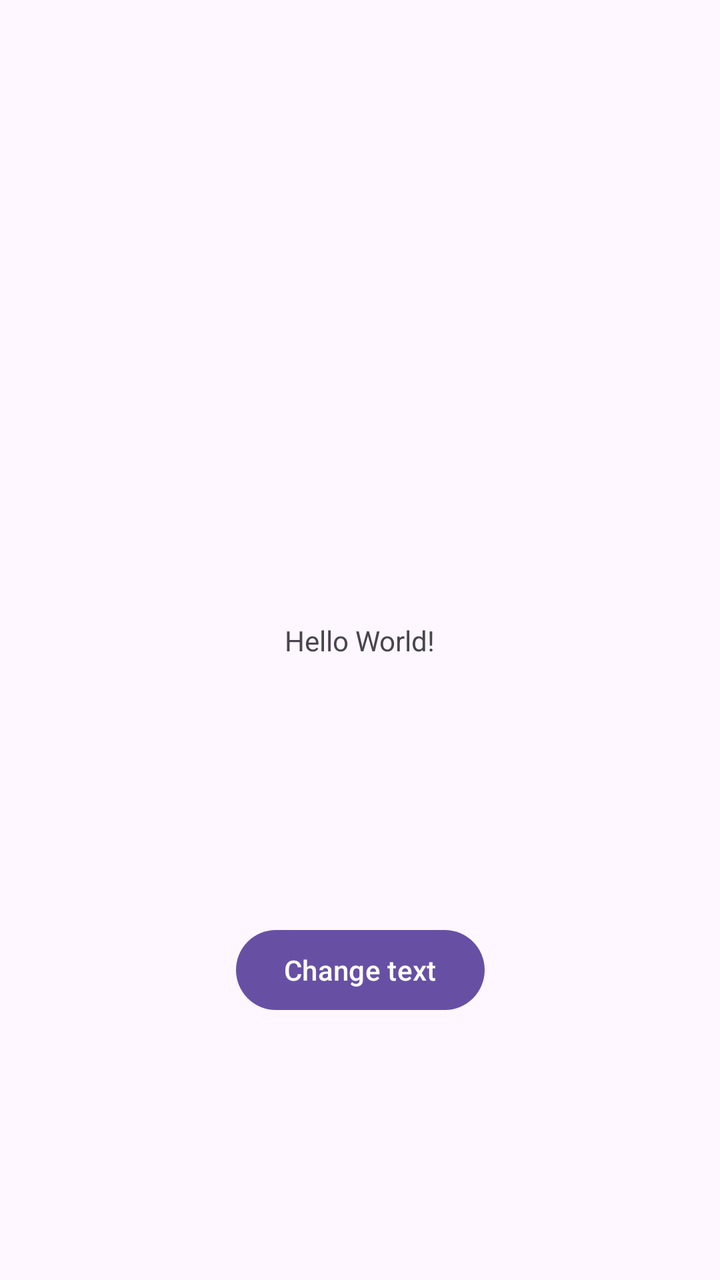
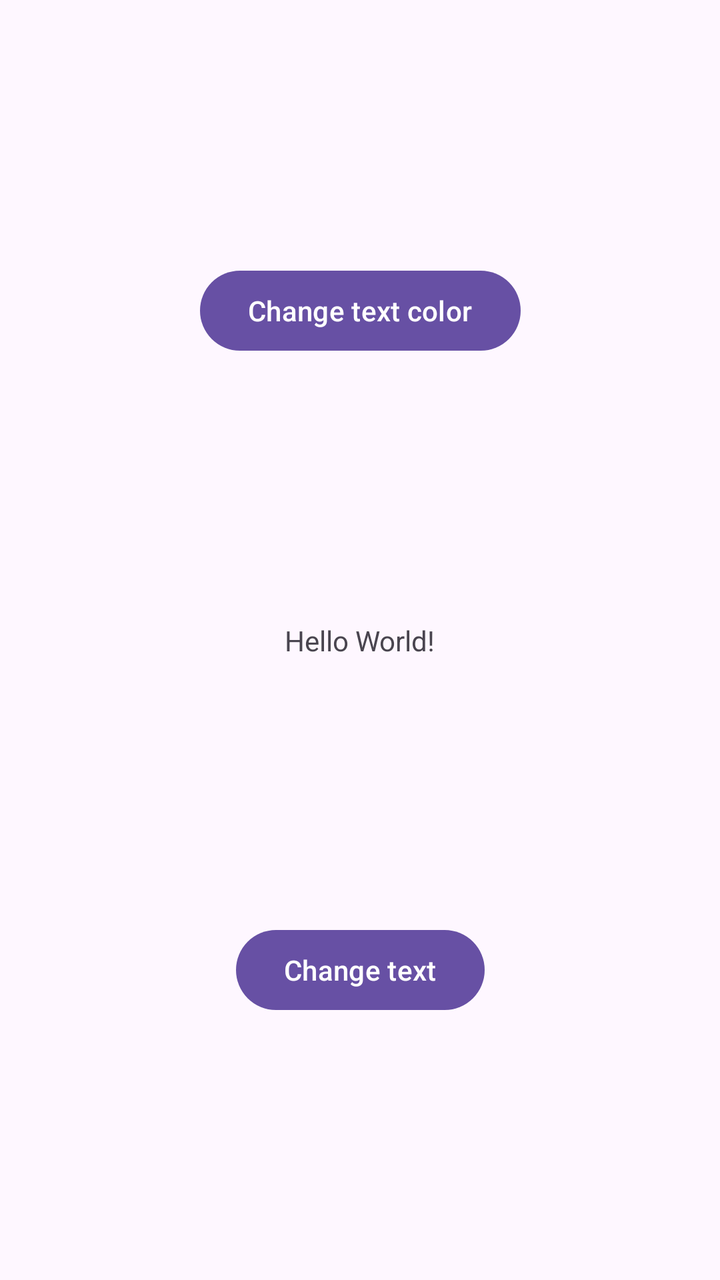

The first picture is an Android layout as it rendered before a commit; the second is the same layout after the commit. The layout source and the unified diff follow.
<!-- AndroidManifest.xml: application theme Theme.Praktinis_1 -->
<!-- res/layout/activity_main.xml -->
<?xml version="1.0" encoding="utf-8"?>
<androidx.constraintlayout.widget.ConstraintLayout xmlns:android="http://schemas.android.com/apk/res/android"
    xmlns:app="http://schemas.android.com/apk/res-auto"
    xmlns:tools="http://schemas.android.com/tools"
    android:id="@+id/main"
    android:layout_width="match_parent"
    android:layout_height="match_parent"
    tools:context=".MainActivity">

    <TextView
        android:id="@+id/tvMain"
        android:layout_width="wrap_content"
        android:layout_height="wrap_content"
        android:text="Hello World!"
        app:layout_constraintBottom_toBottomOf="parent"
        app:layout_constraintEnd_toEndOf="parent"
        app:layout_constraintStart_toStartOf="parent"
        app:layout_constraintTop_toTopOf="parent" />

    <Button
        android:id="@+id/button"
        android:layout_width="wrap_content"
        android:layout_height="wrap_content"
        android:text="Change text"
        android:onClick="changeText"
        app:layout_constraintBottom_toBottomOf="parent"
        app:layout_constraintEnd_toEndOf="parent"
        app:layout_constraintStart_toStartOf="parent"
        app:layout_constraintTop_toBottomOf="@+id/tvMain" />

</androidx.constraintlayout.widget.ConstraintLayout>
<!-- resources referenced by this layout -->
<resources>
  <style name="Theme.Praktinis_1" parent="Base.Theme.Praktinis_1" />
  <style name="Base.Theme.Praktinis_1" parent="Theme.Material3.DayNight.NoActionBar">
          
          
      </style>
</resources>

<!-- the commit's change to res/layout/activity_main.xml (unified diff, before → after) -->
@@ -28,4 +28,15 @@
         app:layout_constraintStart_toStartOf="parent"
         app:layout_constraintTop_toBottomOf="@+id/tvMain" />
 
+    <Button
+        android:id="@+id/button2"
+        android:layout_width="wrap_content"
+        android:layout_height="wrap_content"
+        android:text="Change text color"
+        android:onClick="changeColor"
+        app:layout_constraintBottom_toTopOf="@+id/tvMain"
+        app:layout_constraintEnd_toEndOf="parent"
+        app:layout_constraintStart_toStartOf="parent"
+        app:layout_constraintTop_toTopOf="parent" />
+
 </androidx.constraintlayout.widget.ConstraintLayout>
